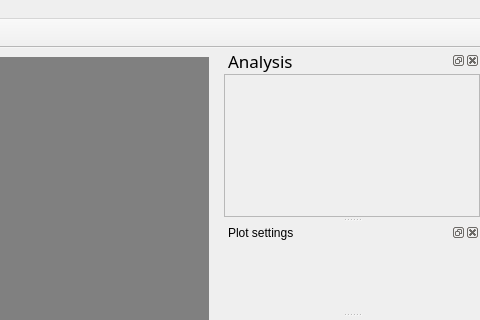
Old version of the form chisurf/gui.ui in the repository Fluorescence-Tools/chisurf; both pictures show x 721 to 1201 and y 0 to 320 of the 1201 by 795 pixel window.
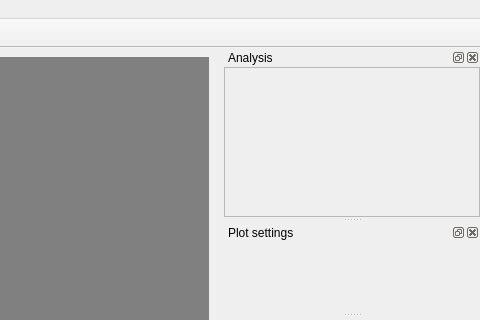
New version of the form. Icons and pictures are not drawn.

Commit message:
Fixed font size issue
the analysis page was displaying a wrong (non-default) font size.
This behaviour is fixed.

What changed in the file:
```diff
--- a/chisurf/gui.ui
+++ b/chisurf/gui.ui
@@ -128,12 +128,6 @@
      <height>524287</height>
     </size>
    </property>
-   <property name="font">
-    <font>
-     <family>.SF NS Text</family>
-     <pointsize>13</pointsize>
-    </font>
-   </property>
    <property name="focusPolicy">
     <enum>Qt::NoFocus</enum>
    </property>
```
